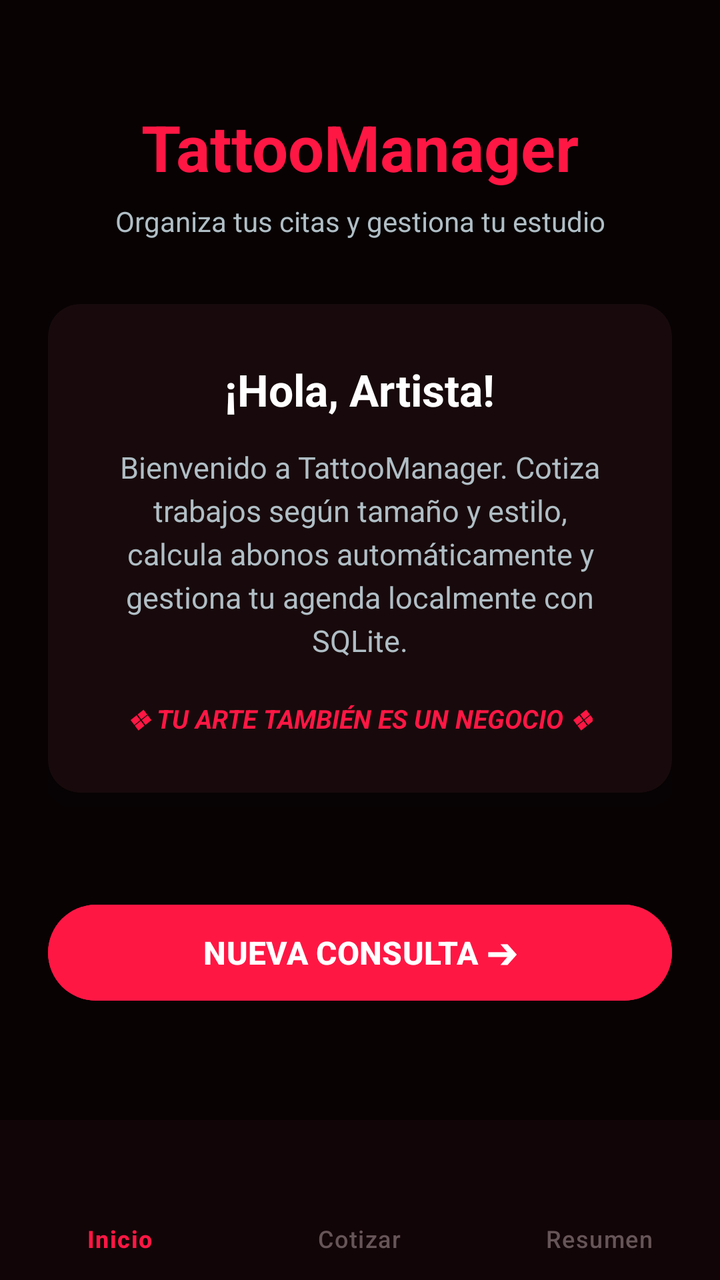
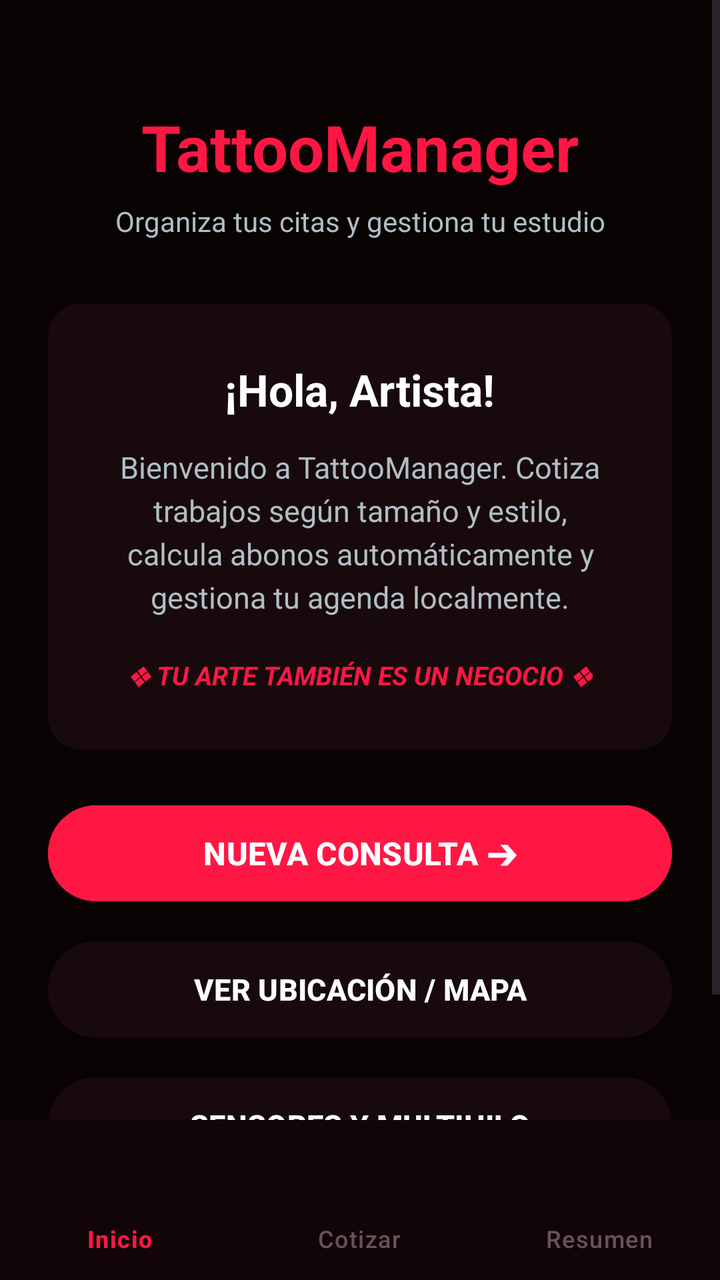

Screens rendered from an Android XML layout before and after an edit, with the pre-edit source and the edit as a unified diff.
<!-- AndroidManifest.xml: application theme Theme.TattoManager -->
<!-- res/layout/activity_main.xml -->
<?xml version="1.0" encoding="utf-8"?>
<androidx.constraintlayout.widget.ConstraintLayout
    xmlns:android="http://schemas.android.com/apk/res/android"
    xmlns:app="http://schemas.android.com/apk/res-auto"
    android:id="@+id/main"
    android:layout_width="match_parent"
    android:layout_height="match_parent"
    android:background="@color/bg_black">

    <ScrollView
        android:layout_width="0dp"
        android:layout_height="0dp"
        android:fillViewport="true"
        app:layout_constraintBottom_toTopOf="@id/bottomNavigation"
        app:layout_constraintEnd_toEndOf="parent"
        app:layout_constraintStart_toStartOf="parent"
        app:layout_constraintTop_toTopOf="parent">

        <androidx.constraintlayout.widget.ConstraintLayout
            android:layout_width="match_parent"
            android:layout_height="wrap_content"
            android:padding="24dp">

            <TextView
                android:id="@+id/txtTituloMenu"
                android:layout_width="wrap_content"
                android:layout_height="wrap_content"
                android:layout_marginTop="28dp"
                android:text="TattooManager"
                android:textColor="@color/crimson_red"
                android:textSize="32sp"
                android:textStyle="bold"
                app:layout_constraintEnd_toEndOf="parent"
                app:layout_constraintStart_toStartOf="parent"
                app:layout_constraintTop_toTopOf="parent" />

            <TextView
                android:id="@+id/txtSubtituloMenu"
                android:layout_width="wrap_content"
                android:layout_height="wrap_content"
                android:layout_marginTop="6dp"
                android:text="Organiza tus citas y gestiona tu estudio"
                android:textColor="@color/text_grey"
                android:textSize="14sp"
                app:layout_constraintEnd_toEndOf="parent"
                app:layout_constraintStart_toStartOf="parent"
                app:layout_constraintTop_toBottomOf="@id/txtTituloMenu" />

            <androidx.cardview.widget.CardView
                android:id="@+id/cardBienvenida"
                android:layout_width="0dp"
                android:layout_height="wrap_content"
                android:layout_marginTop="32dp"
                app:cardBackgroundColor="@color/card_dark"
                app:cardCornerRadius="16dp"
                app:cardElevation="8dp"
                app:layout_constraintEnd_toEndOf="parent"
                app:layout_constraintStart_toStartOf="parent"
                app:layout_constraintTop_toBottomOf="@id/txtSubtituloMenu">

                <LinearLayout
                    android:layout_width="match_parent"
                    android:layout_height="wrap_content"
                    android:gravity="center"
                    android:orientation="vertical"
                    android:padding="28dp">

                    <TextView
                        android:layout_width="wrap_content"
                        android:layout_height="wrap_content"
                        android:text="¡Hola, Artista!"
                        android:textColor="@color/text_white"
                        android:textSize="22sp"
                        android:textStyle="bold" />

                    <TextView
                        android:layout_width="wrap_content"
                        android:layout_height="wrap_content"
                        android:layout_marginTop="14dp"
                        android:lineSpacingExtra="4dp"
                        android:text="Bienvenido a TattooManager. Cotiza trabajos según tamaño y estilo, calcula abonos automáticamente y gestiona tu agenda localmente con SQLite."
                        android:textAlignment="center"
                        android:textColor="@color/text_grey"
                        android:textSize="15sp" />

                    <TextView
                        android:layout_width="wrap_content"
                        android:layout_height="wrap_content"
                        android:layout_marginTop="20dp"
                        android:text="❖ TU ARTE TAMBIÉN ES UN NEGOCIO ❖"
                        android:textColor="@color/crimson_red"
                        android:textSize="13sp"
                        android:textStyle="italic|bold" />
                </LinearLayout>
            </androidx.cardview.widget.CardView>

            <Button
                android:id="@+id/btnIniciar"
                android:layout_width="0dp"
                android:layout_height="56dp"
                android:layout_marginTop="36dp"
                android:layout_marginBottom="16dp"
                android:backgroundTint="@color/crimson_red"
                android:text="NUEVA CONSULTA ➔"
                android:textColor="@color/text_white"
                android:textSize="16sp"
                android:textStyle="bold"
                app:cornerRadius="28dp"
                app:layout_constraintBottom_toBottomOf="parent"
                app:layout_constraintEnd_toEndOf="parent"
                app:layout_constraintStart_toStartOf="parent"
                app:layout_constraintTop_toBottomOf="@id/cardBienvenida" />

        </androidx.constraintlayout.widget.ConstraintLayout>
    </ScrollView>

    <com.google.android.material.bottomnavigation.BottomNavigationView
        android:id="@+id/bottomNavigation"
        android:layout_width="match_parent"
        android:layout_height="wrap_content"
        android:background="@color/input_bg"
        app:itemIconTint="@color/nav_selector"
        app:itemTextColor="@color/nav_selector"
        app:menu="@menu/bottom_nav_menu"
        app:layout_constraintBottom_toBottomOf="parent"
        app:layout_constraintEnd_toEndOf="parent"
        app:layout_constraintStart_toStartOf="parent" />

</androidx.constraintlayout.widget.ConstraintLayout>
<!-- resources referenced by this layout -->
<resources>
  <color name="bg_black">#080203</color>
  <color name="card_dark">#180A0C</color>
  <color name="crimson_red">#FF1744</color>
  <color name="input_bg">#120507</color>
  <color name="text_grey">#B0BEC5</color>
  <color name="text_white">#FFFFFF</color>
  <style name="Theme.TattoManager" parent="Base.Theme.TattoManager" />
  <style name="Base.Theme.TattoManager" parent="Theme.Material3.DayNight.NoActionBar">
          
          
      </style>
</resources>

<!-- the commit's change to res/layout/activity_main.xml (unified diff, before → after) -->
@@ -78,7 +78,7 @@
                         android:layout_height="wrap_content"
                         android:layout_marginTop="14dp"
                         android:lineSpacingExtra="4dp"
-                        android:text="Bienvenido a TattooManager. Cotiza trabajos según tamaño y estilo, calcula abonos automáticamente y gestiona tu agenda localmente con SQLite."
+                        android:text="Bienvenido a TattooManager. Cotiza trabajos según tamaño y estilo, calcula abonos automáticamente y gestiona tu agenda localmente."
                         android:textAlignment="center"
                         android:textColor="@color/text_grey"
                         android:textSize="15sp" />
@@ -98,18 +98,48 @@
                 android:id="@+id/btnIniciar"
                 android:layout_width="0dp"
                 android:layout_height="56dp"
-                android:layout_marginTop="36dp"
-                android:layout_marginBottom="16dp"
+                android:layout_marginTop="24dp"
                 android:backgroundTint="@color/crimson_red"
                 android:text="NUEVA CONSULTA ➔"
                 android:textColor="@color/text_white"
                 android:textSize="16sp"
                 android:textStyle="bold"
                 app:cornerRadius="28dp"
+                app:layout_constraintEnd_toEndOf="parent"
+                app:layout_constraintStart_toStartOf="parent"
+                app:layout_constraintTop_toBottomOf="@id/cardBienvenida" />
+
+            <Button
+                android:id="@+id/btnVerMapa"
+                android:layout_width="0dp"
+                android:layout_height="56dp"
+                android:layout_marginTop="12dp"
+                android:backgroundTint="@color/card_dark"
+                android:text="VER UBICACIÓN / MAPA"
+                android:textColor="@color/text_white"
+                android:textSize="15sp"
+                android:textStyle="bold"
+                app:cornerRadius="28dp"
+                app:layout_constraintEnd_toEndOf="parent"
+                app:layout_constraintStart_toStartOf="parent"
+                app:layout_constraintTop_toBottomOf="@id/btnIniciar" />
+
+            <Button
+                android:id="@+id/btnVerSensores"
+                android:layout_width="0dp"
+                android:layout_height="56dp"
+                android:layout_marginTop="12dp"
+                android:layout_marginBottom="16dp"
+                android:backgroundTint="@color/card_dark"
+                android:text="SENSORES Y MULTIHILO"
+                android:textColor="@color/text_white"
+                android:textSize="15sp"
+                android:textStyle="bold"
+                app:cornerRadius="28dp"
                 app:layout_constraintBottom_toBottomOf="parent"
                 app:layout_constraintEnd_toEndOf="parent"
                 app:layout_constraintStart_toStartOf="parent"
-                app:layout_constraintTop_toBottomOf="@id/cardBienvenida" />
+                app:layout_constraintTop_toBottomOf="@id/btnVerMapa" />
 
         </androidx.constraintlayout.widget.ConstraintLayout>
     </ScrollView>
